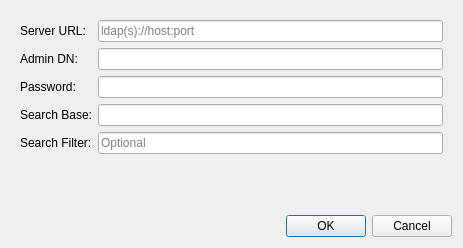
Above: client/src/ui/dialogs/ldap_settings_dialog.ui from networkoptix/nx_open before the change. Below: the same form after it.
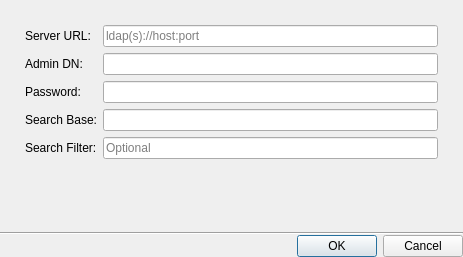
That is the form after the change.

Commit message:
VMS-2217: horizontal separator lines above buttonboxes
<==== Mercurial data ====>
Branch: dev_3.0.0_gui

```diff
--- a/client/src/ui/dialogs/ldap_settings_dialog.ui
+++ b/client/src/ui/dialogs/ldap_settings_dialog.ui
@@ -7,7 +7,7 @@
     <x>0</x>
     <y>0</y>
     <width>463</width>
-    <height>246</height>
+    <height>257</height>
    </rect>
   </property>
   <property name="minimumSize">
@@ -19,7 +19,36 @@
   <property name="windowTitle">
    <string>LDAP Settings</string>
   </property>
-  <layout class="QVBoxLayout" name="verticalLayout_3" stretch="0,1,0,1,0">
+  <layout class="QVBoxLayout" name="verticalLayout_4">
+   <property name="spacing">
+    <number>0</number>
+   </property>
+   <property name="leftMargin">
+    <number>0</number>
+   </property>
+   <property name="topMargin">
+    <number>0</number>
+   </property>
+   <property name="rightMargin">
+    <number>0</number>
+   </property>
+   <property name="bottomMargin">
+    <number>0</number>
+   </property>
+   <item>
+    <layout class="QVBoxLayout" name="verticalLayout_3" stretch="0,1,0,1">
+     <property name="leftMargin">
+      <number>16</number>
+     </property>
+     <property name="topMargin">
+      <number>16</number>
+     </property>
+     <property name="rightMargin">
+      <number>16</number>
+     </property>
+     <property name="bottomMargin">
+      <number>16</number>
+     </property>
    <item>
     <widget class="QWidget" name="fieldsWidget" native="true">
      <layout class="QFormLayout" name="formLayout_2">
@@ -160,6 +189,15 @@
       </size>
      </property>
     </spacer>
+     </item>
+    </layout>
+   </item>
+   <item>
+    <widget class="Line" name="line">
+     <property name="orientation">
+      <enum>Qt::Horizontal</enum>
+     </property>
+    </widget>
    </item>
    <item>
     <widget class="QDialogButtonBox" name="buttonBox">
```
Lines whose indentation alone changed are shown as unchanged. The commit also changes 3 other files.
